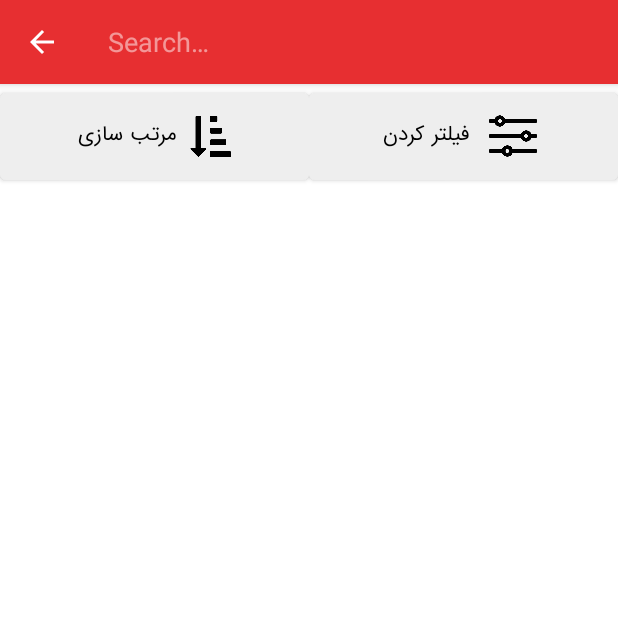
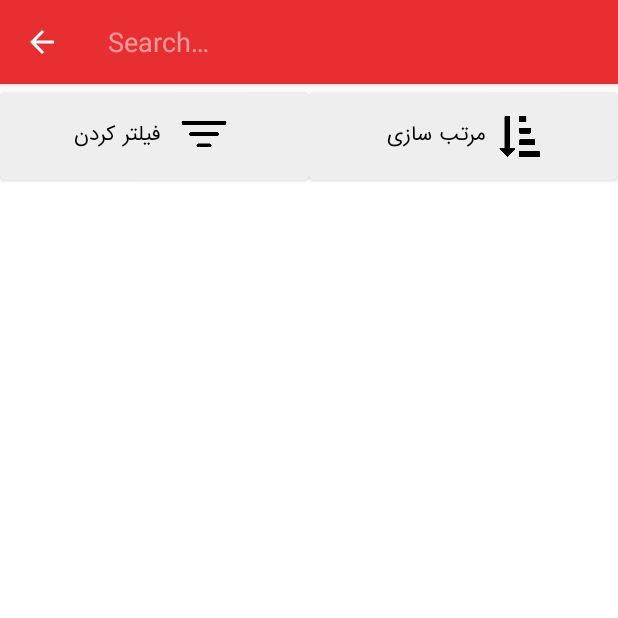
Before and after one commit to nick-gharizadeh/Digikala-sample, an Android app: the SearchFragment screen opened through its navigation route, after a tap on "جستجو", on a phone screen of 412 x 824 dp, the top half of it. Run offline under Robolectric (Android 15) with nearby library versions, the phone set to English and light mode, and no system bars; our stand-ins replace Dagger/Hilt's generated code; pictures from the network do not load; 5 statements that could not run were skipped.

Commit message:
fea/make a simple search

```diff
--- a/app/src/main/java/com/example/digikalasample/data/ProductRemoteDataSource.kt
+++ b/app/src/main/java/com/example/digikalasample/data/ProductRemoteDataSource.kt
@@ -11,6 +11,15 @@ class ProductRemoteDataSource @Inject constructor(private val productApiService:
     suspend fun getProducts(orderBy: String): List<Product> {
         return try {
             productApiService.getProduct(orderBy = orderBy)
+        } catch (e: UnknownHostException) {
+            listOf()
+        }
+    }
+
+
+    suspend fun getProductsBySearch(searchQuery: String): List<Product> {
+        return try {
+            productApiService.getProduct(searchQuery = searchQuery)
         } catch (e: UnknownHostException) {
             listOf()
         }
--- a/app/src/main/java/com/example/digikalasample/data/repository/ProductsRepository.kt
+++ b/app/src/main/java/com/example/digikalasample/data/repository/ProductsRepository.kt
@@ -11,6 +11,10 @@ class ProductsRepository @Inject constructor(
 ) {
     suspend fun getProducts(orderBy:String ):List<Product>{
         return productRemoteDataSource.getProducts(orderBy = orderBy)
+    }
+
+    suspend fun getProductsBySearch(searchQuery:String ):List<Product>{
+        return productRemoteDataSource.getProductsBySearch(searchQuery)
     }
 
     suspend fun getProductsByCategory(category: Int): List<Product> {
--- a/app/src/main/java/com/example/digikalasample/network/DigiKalaApiService.kt
+++ b/app/src/main/java/com/example/digikalasample/network/DigiKalaApiService.kt
@@ -59,4 +59,19 @@ interface DigiKalaApiService {
         perPage: Int = 30
     ): List<Category>
 
+    //search
+
+    @GET("products")
+    suspend fun getProduct(
+        @Query("consumer_key")
+        consumerKey: String = CONSUMER_KEY,
+        @Query("consumer_secret")
+        consumerSecret: String = CONSUMER_SECRET,
+        @Query("search") searchQuery: String,
+        @Query("per_page")
+        perPage: Int = 20,
+        @Query("page")
+        numberOfPage: Int = 1
+    ): List<Product>
+
 }
--- a/app/src/main/java/com/example/digikalasample/ui/SearchFragment.kt
+++ b/app/src/main/java/com/example/digikalasample/ui/SearchFragment.kt
@@ -4,11 +4,18 @@ import android.os.Bundle
 import android.view.*
 import androidx.appcompat.widget.SearchView
 import androidx.fragment.app.Fragment
+import androidx.fragment.app.activityViewModels
+import androidx.navigation.fragment.findNavController
 import com.example.digikalasample.R
+import com.example.digikalasample.data.model.Product
+import com.example.digikalasample.databinding.FragmentSearchBinding
+import com.example.digikalasample.ui.adapter.ProductWithCategoryAdaptor
+import com.example.digikalasample.viewmodel.ProductViewModel
 
 
 class SearchFragment : Fragment() {
-
+    private lateinit var binding: FragmentSearchBinding
+    val productViewModel: ProductViewModel by activityViewModels()
     override fun onCreate(savedInstanceState: Bundle?) {
         super.onCreate(savedInstanceState)
 
@@ -17,13 +24,20 @@ class SearchFragment : Fragment() {
     override fun onCreateView(
         inflater: LayoutInflater, container: ViewGroup?,
         savedInstanceState: Bundle?
-    ): View? {
+    ): View {
         setHasOptionsMenu(true)
-        return inflater.inflate(R.layout.fragment_search, container, false)
+        binding = FragmentSearchBinding.inflate(layoutInflater)
+        return binding.root
     }
 
     override fun onViewCreated(view: View, savedInstanceState: Bundle?) {
         super.onViewCreated(view, savedInstanceState)
+        val adapter = ProductWithCategoryAdaptor { goToDetailFragment(it) }
+        binding.recyclerViewSearch.adapter = adapter
+        productViewModel.searchedProductsList.observe(viewLifecycleOwner)
+        {
+            adapter.submitList(it)
+        }
 
 
     }
@@ -33,9 +47,15 @@ class SearchFragment : Fragment() {
         val searchItem = menu.findItem(R.id.item_menu_search_fragment)
         val searchView = searchItem.actionView as SearchView
         searchView.onQueryTextChanged {
-
+            productViewModel.getProductsBySearch(it)
         }
         super.onCreateOptionsMenu(menu, inflater)
+    }
+
+    private fun goToDetailFragment(product: Product) {
+        product.description = RemoveHTMLTags.removeHTMLTagsFromString(product.description)
+        productViewModel.product = product
+        findNavController().navigate(R.id.action_productsWithCategoryFragment_to_productDetailFragment)
     }
 
 }
--- a/app/src/main/java/com/example/digikalasample/ui/adapter/ProductWithCategoryAdaptor.kt
+++ b/app/src/main/java/com/example/digikalasample/ui/adapter/HorizantalProductAdaptor.kt
@@ -9,14 +9,14 @@ import androidx.recyclerview.widget.RecyclerView
 import com.bumptech.glide.Glide
 import com.example.digikalasample.R
 import com.example.digikalasample.data.model.Product
-import com.example.digikalasample.databinding.ProductItemCategoryBinding
+import com.example.digikalasample.databinding.ProductItemHorizantalBinding
 
 
 typealias ClickHandlerProduct = (Product) -> Unit
 
 class ProductWithCategoryAdaptor(private var clickHandler: ClickHandlerProduct) :
     ListAdapter<Product, ProductWithCategoryAdaptor.ItemHolder>(ProductAdapter.ProductDiffCallback) {
-    class ItemHolder(val binding: ProductItemCategoryBinding) :
+    class ItemHolder(val binding: ProductItemHorizantalBinding) :
         RecyclerView.ViewHolder(binding.root) {
         private val imageViewCover: ImageView = itemView.findViewById(R.id.product_image_category)
         fun bind(product:Product){
@@ -31,9 +31,9 @@ class ProductWithCategoryAdaptor(private var clickHandler: ClickHandlerProduct)
 
 
     override fun onCreateViewHolder(parent: ViewGroup, viewType: Int): ItemHolder {
-        val binding: ProductItemCategoryBinding = DataBindingUtil.inflate(
+        val binding: ProductItemHorizantalBinding = DataBindingUtil.inflate(
             LayoutInflater.from(parent.context),
-            R.layout.product_item_category,
+            R.layout.product_item_horizantal,
             parent, false
         )
         return ItemHolder(binding)
--- a/app/src/main/java/com/example/digikalasample/viewmodel/ProductViewModel.kt
+++ b/app/src/main/java/com/example/digikalasample/viewmodel/ProductViewModel.kt
@@ -20,6 +20,7 @@ class ProductViewModel @Inject constructor(private val productRepository: Produc
     val categoriesList = MutableLiveData<List<Category?>>()
     val productByCategoriesList = MutableLiveData<List<Product?>>()
     var relatedProductById = MutableLiveData<Product?>()
+    val searchedProductsList = MutableLiveData<List<Product?>>()
 
     init {
         callServices()
@@ -39,6 +40,14 @@ class ProductViewModel @Inject constructor(private val productRepository: Produc
             relatedLiveData.value = list
         }
     }
+
+    fun getProductsBySearch(searchQuery: String) {
+        viewModelScope.launch {
+            val list = productRepository.getProductsBySearch(searchQuery)
+            searchedProductsList.value = list
+        }
+    }
+
 
     fun getProductsByCategory(category: Int) {
         viewModelScope.launch {
--- a/app/src/main/res/layout/fragment_products_with_category.xml
+++ b/app/src/main/res/layout/fragment_products_with_category.xml
@@ -30,6 +30,6 @@
         app:layout_constraintEnd_toEndOf="parent"
         app:layout_constraintStart_toStartOf="parent"
         app:layout_constraintTop_toTopOf="parent"
-        tools:listitem="@layout/product_item_category" />
+        tools:listitem="@layout/product_item_horizantal" />
 
 </androidx.constraintlayout.widget.ConstraintLayout>
--- a/app/src/main/res/layout/fragment_search.xml
+++ b/app/src/main/res/layout/fragment_search.xml
@@ -5,23 +5,31 @@
     android:id="@+id/constraintLayout"
     android:layout_width="match_parent"
     android:layout_height="match_parent"
-    tools:context=".ui.SearchFragment" >
+    tools:context=".ui.SearchFragment">
 
-    <LinearLayout
-        android:id="@+id/linearLayout"
+    <Button
+        android:id="@+id/button_filter"
         android:layout_width="0dp"
-        android:layout_height="wrap_content"
-        android:gravity="top"
-        android:orientation="horizontal"
-        android:padding="0dp"
-        android:paddingTop="0dp"
-        app:layout_constraintEnd_toEndOf="parent"
+        android:layout_height="70dp"
+        android:layout_gravity="fill|top"
+        android:layout_weight="1"
+        android:backgroundTint="@color/digikala_dark_white"
+        android:fontFamily="@font/iran_yekan"
+        android:foregroundGravity="top"
+        android:text="فیلتر کردن"
+        android:textColor="@color/black"
+        app:icon="@drawable/ic_filter"
+        app:iconGravity="textEnd"
+        app:iconSize="40dp"
+        app:iconTint="#000000"
+        app:layout_constraintEnd_toStartOf="@+id/button_sort"
+        app:layout_constraintHorizontal_bias="0.5"
         app:layout_constraintStart_toStartOf="parent"
-        app:layout_constraintTop_toTopOf="parent">
+        app:layout_constraintTop_toTopOf="parent" />
 
     <Button
         android:id="@+id/button_sort"
-            android:layout_width="match_parent"
+        android:layout_width="0dp"
         android:layout_height="70dp"
         android:layout_gravity="fill|top"
         android:layout_weight="1"
@@ -34,26 +42,19 @@
         app:iconSize="27dp"
         app:iconTint="#000000"
         app:layout_constraintEnd_toEndOf="parent"
+        app:layout_constraintHorizontal_bias="0.5"
         app:layout_constraintStart_toEndOf="@+id/button_filter"
         app:layout_constraintTop_toTopOf="parent" />
 
-        <Button
-            android:id="@+id/button_filter"
-            android:layout_width="match_parent"
-            android:layout_height="70dp"
-            android:layout_gravity="fill|top"
-            android:layout_weight="1"
-            android:backgroundTint="@color/digikala_dark_white"
-            android:fontFamily="@font/iran_yekan"
-            android:foregroundGravity="top"
-            android:text="فیلتر کردن"
-            android:textColor="@color/black"
-            app:icon="@drawable/ic_filter"
-            app:iconGravity="textEnd"
-            app:iconSize="40dp"
-            app:iconTint="#000000"
+    <androidx.recyclerview.widget.RecyclerView
+        android:id="@+id/recycler_view_search"
+        android:layout_width="0dp"
+        android:layout_height="0dp"
+        app:layoutManager="androidx.recyclerview.widget.LinearLayoutManager"
+        app:layout_constraintBottom_toBottomOf="parent"
+        app:layout_constraintEnd_toEndOf="parent"
         app:layout_constraintStart_toStartOf="parent"
-            app:layout_constraintTop_toTopOf="parent" />
-    </LinearLayout>
+        app:layout_constraintTop_toBottomOf="@+id/button_filter"
+        tools:listitem="@layout/product_item_horizantal" />
 
 </androidx.constraintlayout.widget.ConstraintLayout>
--- a/app/src/main/res/layout/product_item_category.xml
+++ b/app/src/main/res/layout/product_item_horizantal.xml
@@ -72,7 +72,7 @@
                 android:layout_marginLeft="8dp"
                 android:layout_marginRight="8dp"
                 android:layout_weight="0.5"
-                android:scaleType="fitXY"
+                android:scaleType="fitCenter"
                 android:src="@drawable/place_holder" />
 
         </LinearLayout>
```
Also changed, not shown: app/src/main/res/drawable-v24/ic_filter.png (added), app/src/main/res/drawable/ic_filter.png (deleted). Lines whose indentation alone changed are shown as unchanged.
